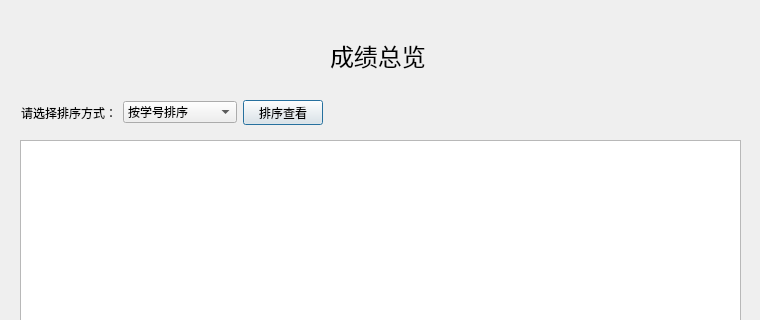
The window that tea_scoreimport.ui (maikelaolin123/111) describes before a commit, drawn with Qt 5; both pictures show x 0 to 760 and y 0 to 320 of the 760 by 464 pixel window.
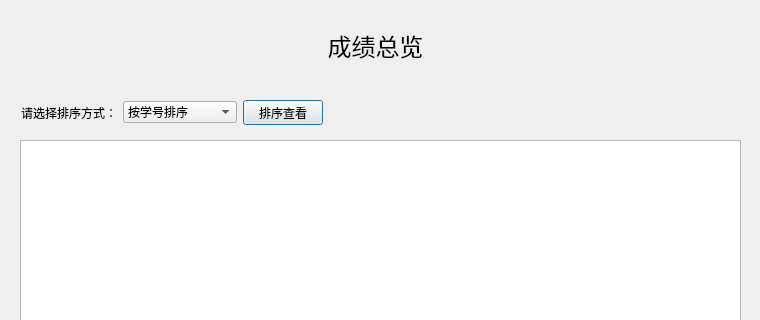
The same window after the commit.

The edit to the form file:
```diff
--- a/tea_scoreimport.ui
+++ b/tea_scoreimport.ui
@@ -16,10 +16,10 @@
   <widget class="QLabel" name="label">
    <property name="geometry">
     <rect>
-     <x>330</x>
-     <y>40</y>
-     <width>101</width>
-     <height>31</height>
+     <x>120</x>
+     <y>20</y>
+     <width>511</width>
+     <height>51</height>
     </rect>
    </property>
    <property name="font">
@@ -30,6 +30,9 @@
    <property name="text">
     <string>成绩总览</string>
    </property>
+   <property name="alignment">
+    <set>Qt::AlignCenter</set>
+   </property>
   </widget>
   <widget class="QTableView" name="tableView">
    <property name="geometry">
```
Left out of the diff: 2 changed lines with no effect on the pictures.
